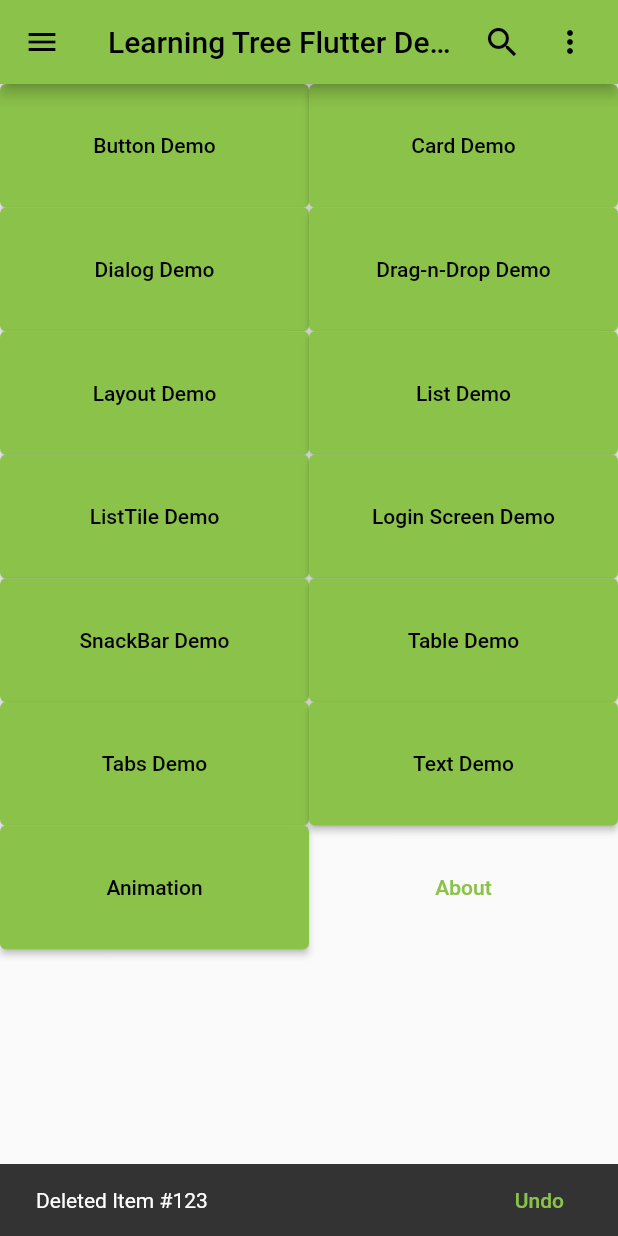
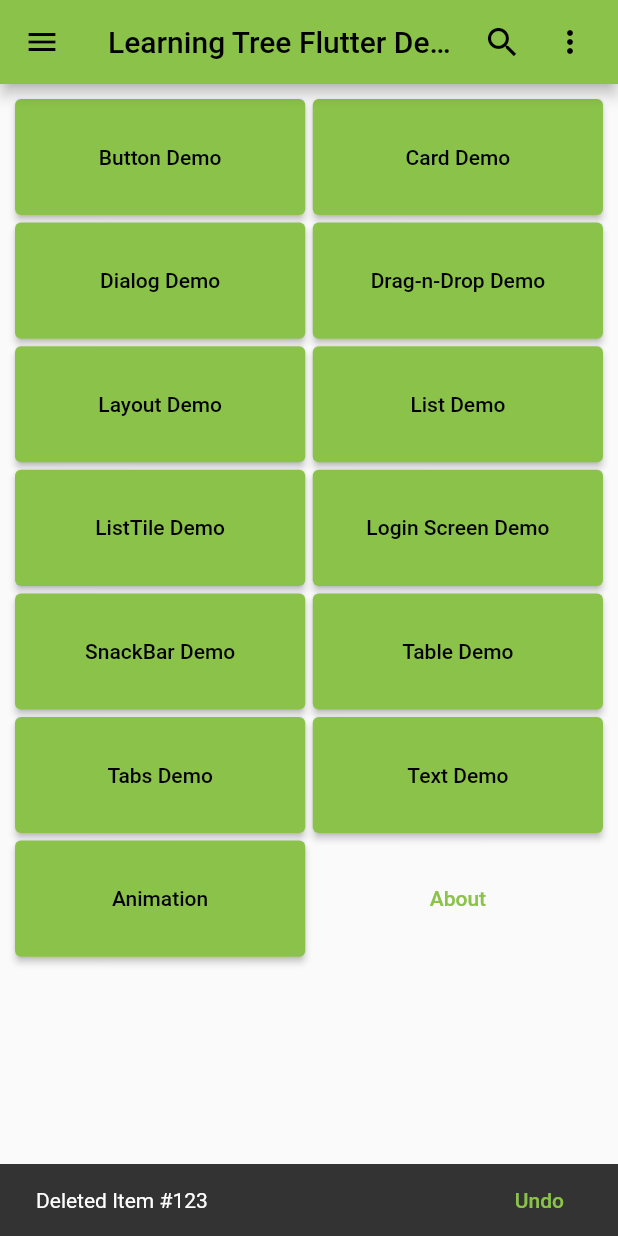
Before and after one commit to IanDarwin/flowcase, a Flutter app: the screen it shows after launch, after a tap on "SnackBar Demo", on a phone screen of 412 x 824 dp. Run offline on Flutter 3.47's test engine with Material 2 defaults, Android fonts, the phone set to English and light mode, and no system bars; our stand-ins replace flutter_html.

Commit message:
Spacing between buttons looks much nicer!

```diff
--- a/lib/main.dart
+++ b/lib/main.dart
@@ -89,6 +89,9 @@ class _MyHomePageState extends State<MyHomePage> {
       body: GridView.count(
         crossAxisCount: 2,
         childAspectRatio: 2.5,
+        padding: EdgeInsets.all(10),
+        mainAxisSpacing: 5.0,
+        crossAxisSpacing: 5.0,
         children: [
           // Most of these use our own Wrapper but a few do not; edit w/ care.
           ElevatedButton(
@@ -155,8 +158,8 @@ class _MyHomePageState extends State<MyHomePage> {
           ),
           ElevatedButton(
             child: const Text("SnackBar Demo"),
-            onPressed: () {
-              showUndeleteSnackbar(context, "Item #123");
+            onPressed: () { // Done here in main Widget
+              showUndoSnackbar(context, "Deleted Item #123");
             },
           ),
           ElevatedButton(
@@ -201,12 +204,12 @@ class _MyHomePageState extends State<MyHomePage> {
   }
 }
 
-void showUndeleteSnackbar(BuildContext context, String item) {
+void showUndoSnackbar(BuildContext context, String message) {
   final snackBar = SnackBar(
-    content: Text("Deleted $item"),
+    content: Text(message),
     action: SnackBarAction(
       label: "Undo",
-      onPressed: () => debugPrint("Would undo delete of $item"),
+      onPressed: () => debugPrint("Would undo '$message'"),
     ),
   );
   ScaffoldMessenger.of(context).showSnackBar(snackBar);
```
